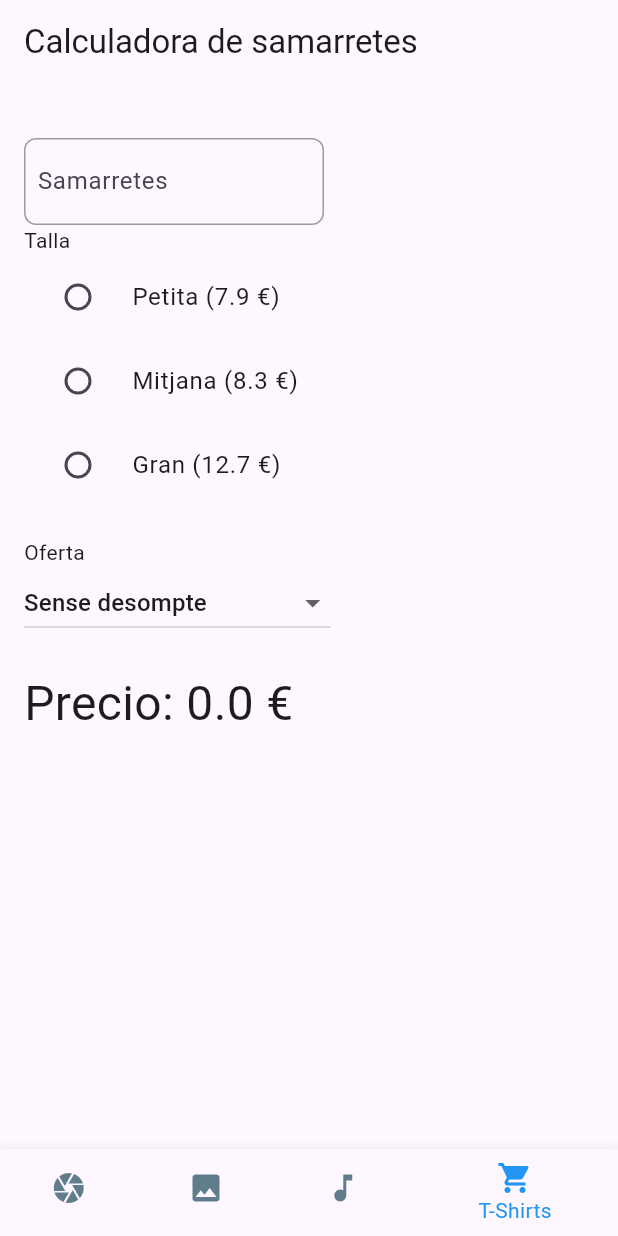
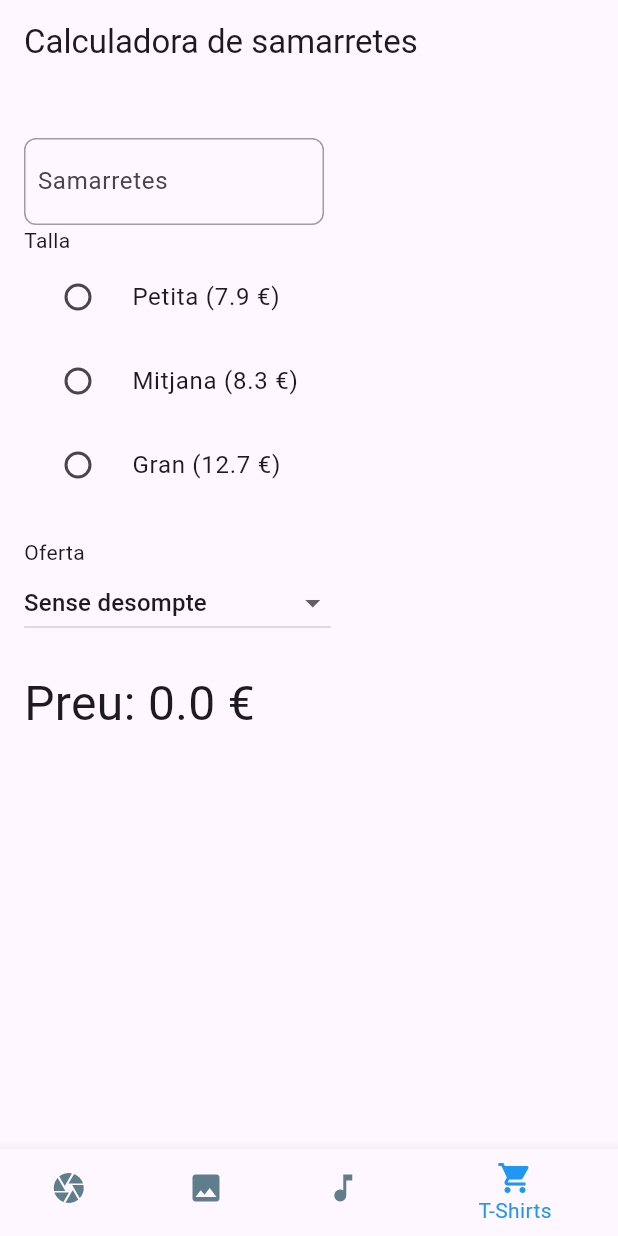
Before and after one commit to vnaranjobemen/flutter_application_2, a Flutter app: the screen it shows after launch, item 4 of the bottom bar chosen, on a phone screen of 412 x 824 dp. Run offline on Flutter 3.47's test engine with Material 3 defaults, Android fonts, the phone set to English and light mode, and no system bars; our stand-ins replace audioplayers, camera, cross_file, faker, flutter_svg.

Commit message:
refactor de ejemplos de lambndas

```diff
--- a/lib/cat/bemen3/m7/camera/app/t_shirt_calculator_sceen.dart
+++ b/lib/cat/bemen3/m7/camera/app/t_shirt_calculator_sceen.dart
@@ -118,9 +118,14 @@ class _TShirtCalculatorScreenState extends State<TShirtCalculatorScreen> {
             hint: const Text('Selecciona una oferta'),
           ),
           const SizedBox(height: 20),
-          Text(
-            'Precio: $_price €',
-            style: const TextStyle(fontSize: 32),
+          Row(
+            children: [
+              Text(
+                'Preu: $_price €',
+                style: const TextStyle(fontSize: 32),
+              ),
+              //TODO Aquí iría otro children con el texto de alerta en casode que descuento por cantidad
+            ],
           ),
         ],
       ),
```
Also changed, not shown: lib/cat/bemen3/m7/lambdas/main_20_func_params.dart (renamed from lib/cat/bemen3/m7/stateful/main_20_func_params.dart), lib/cat/bemen3/m7/lambdas/main_21_func_params_2.dart (renamed from lib/cat/bemen3/m7/stateful/main_21_func_params_2.dart), lib/cat/bemen3/m7/lambdas/main_22_func_params_3.dart (renamed from lib/cat/bemen3/m7/stateful/main_22_func_params_3.dart), lib/cat/bemen3/m7/lambdas/main_23_func_params_4.dart (renamed from lib/cat/bemen3/m7/stateful/main_23_func_params_4.dart), lib/cat/bemen3/m7/lambdas/main_24_func_params_5.dart (renamed from lib/cat/bemen3/m7/stateful/main_24_func_params_5.dart), lib/cat/bemen3/m7/lambdas/main_24_func_params_6.dart (renamed from lib/cat/bemen3/m7/stateful/main_24_func_params_6.dart).
